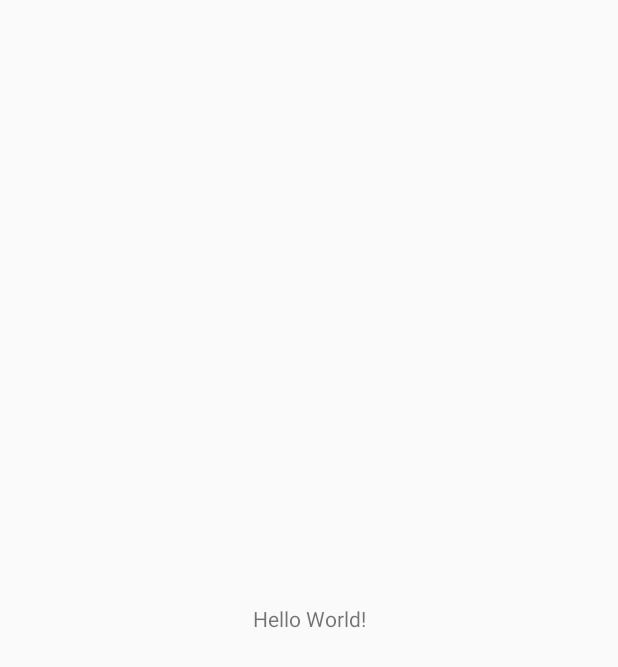
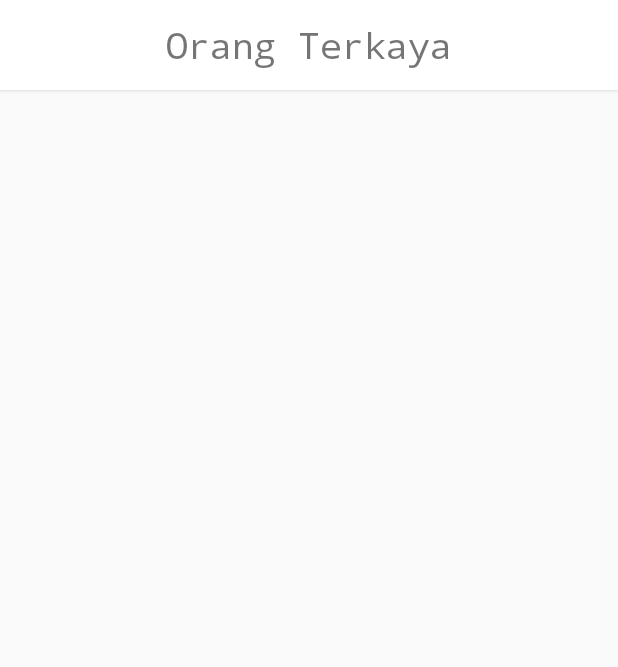
Before and after one commit to ukmitcybernetix/RecycleViewExample, an Android app: the screen it shows after launch (MainActivity), on a phone screen of 412 x 824 dp. Before the commit the part shown is almost empty. Shown: the top 667 px of the screen. Run offline under Robolectric (Android 15) with nearby library versions, the phone set to English and light mode, and no system bars.

Commit message:
Menambahkan RecyclerView pada activity_main.xml dan Membuat item_row_people.xml

```diff
--- a/app/src/main/res/layout/activity_main.xml
+++ b/app/src/main/res/layout/activity_main.xml
@@ -1,18 +1,28 @@
 <?xml version="1.0" encoding="utf-8"?>
-<android.support.constraint.ConstraintLayout xmlns:android="http://schemas.android.com/apk/res/android"
-    xmlns:app="http://schemas.android.com/apk/res-auto"
+<LinearLayout
+    xmlns:android="http://schemas.android.com/apk/res/android"
     xmlns:tools="http://schemas.android.com/tools"
+    android:id="@+id/activity_main"
     android:layout_width="match_parent"
     android:layout_height="match_parent"
+    android:orientation="vertical"
     tools:context=".MainActivity">
 
     <TextView
-        android:layout_width="wrap_content"
-        android:layout_height="wrap_content"
-        android:text="Hello World!"
-        app:layout_constraintBottom_toBottomOf="parent"
-        app:layout_constraintLeft_toLeftOf="parent"
-        app:layout_constraintRight_toRightOf="parent"
-        app:layout_constraintTop_toTopOf="parent" />
+        android:layout_width="match_parent"
+        android:layout_height="60dp"
+        android:background="#FFF"
+        android:gravity="center"
+        android:elevation="2dp"
+        android:text="@string/app_name"
+        android:fontFamily="monospace"
+        android:textSize="24sp"/>
 
-</android.support.constraint.ConstraintLayout>
+    <android.support.v7.widget.RecyclerView
+        android:id="@+id/rv_category"
+        android:layout_width="match_parent"
+        android:layout_height="match_parent"
+        tools:listitem="@layout/item_row_people">
+    </android.support.v7.widget.RecyclerView>
+
+</LinearLayout>
--- a/app/src/main/res/values/colors.xml
+++ b/app/src/main/res/values/colors.xml
@@ -1,6 +1,6 @@
 <?xml version="1.0" encoding="utf-8"?>
 <resources>
     <color name="colorPrimary">#008577</color>
-    <color name="colorPrimaryDark">#00574B</color>
+    <color name="colorPrimaryDark">#A6A6A6</color>
     <color name="colorAccent">#D81B60</color>
 </resources>
--- a/app/src/main/res/values/dimens.xml
+++ b/app/src/main/res/values/dimens.xml
@@ -3,4 +3,6 @@
     <dimen name="image_splash_layout">140dp</dimen>
     <dimen name="layout_margin_top">12dp</dimen>
     <dimen name="font_size">25sp</dimen>
+    <dimen name="activity_vertical_margin">16dp</dimen>
+    <dimen name="activity_horizontal_margin">16dp</dimen>
 </resources>
--- a/app/src/main/res/values/strings.xml
+++ b/app/src/main/res/values/strings.xml
@@ -1,4 +1,5 @@
 <resources>
-    <string name="app_name">DaftarOrangTerkaya</string>
+    <string name="app_name">Orang Terkaya</string>
     <string name="daftar_orang_terkaya">Daftar Orang Terkaya</string>
+    <string name="example_description">Pendiri Microsoft</string>
 </resources>
```
Also changed, not shown: app/src/main/res/layout/item_row_people.xml (added, +40 -0 lines).
